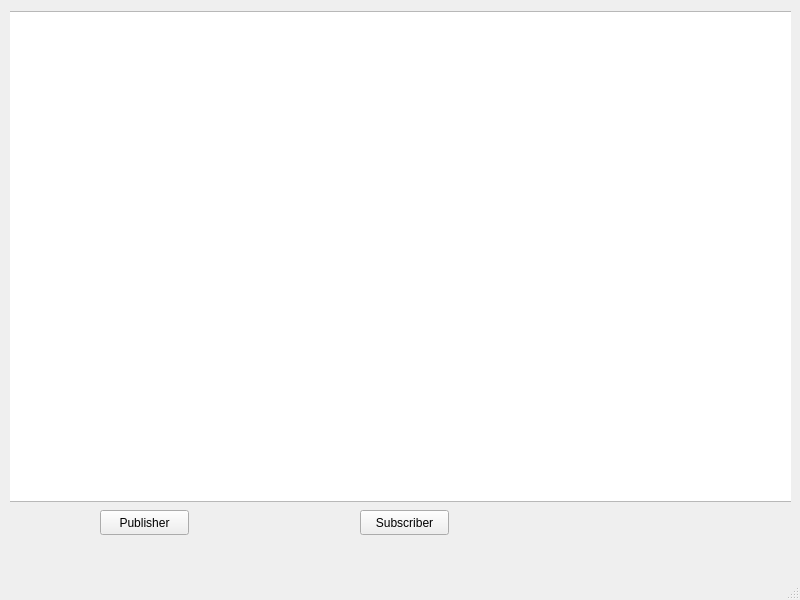
kaunghtethtun/QT, file Testing/mainwindow.ui: the form before one commit.
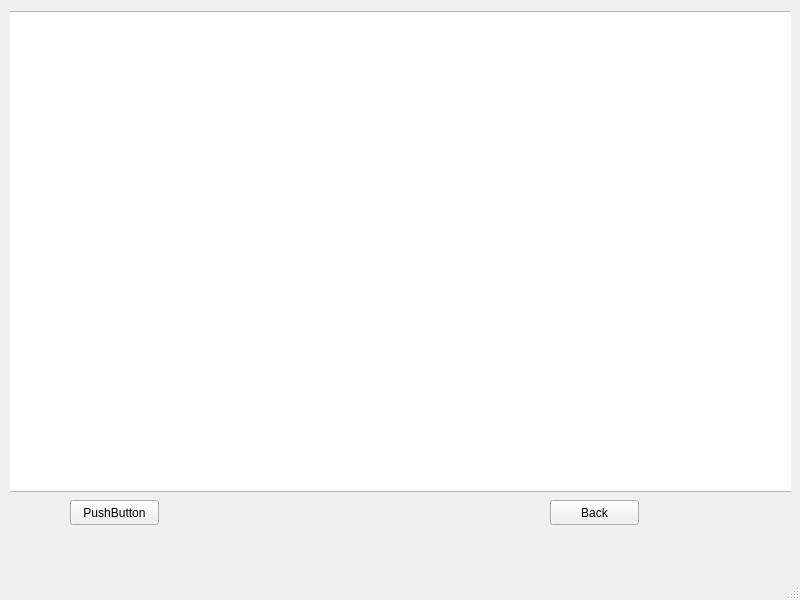
The form after the commit.

The edit to the form file:
```diff
--- a/Testing/mainwindow.ui
+++ b/Testing/mainwindow.ui
@@ -24,7 +24,7 @@
      </rect>
     </property>
     <property name="currentIndex">
-     <number>1</number>
+     <number>3</number>
     </property>
     <widget class="QWidget" name="page">
      <widget class="QPushButton" name="pushButton_GoToList">
@@ -79,6 +79,69 @@
       </property>
      </widget>
     </widget>
+    <widget class="QWidget" name="page_3">
+     <widget class="QListWidget" name="listWidget_Topics_2">
+      <property name="geometry">
+       <rect>
+        <x>10</x>
+        <y>10</y>
+        <width>761</width>
+        <height>461</height>
+       </rect>
+      </property>
+     </widget>
+     <widget class="QPushButton" name="pushButton_Back">
+      <property name="geometry">
+       <rect>
+        <x>350</x>
+        <y>500</y>
+        <width>89</width>
+        <height>25</height>
+       </rect>
+      </property>
+      <property name="text">
+       <string>Back</string>
+      </property>
+     </widget>
+    </widget>
+    <widget class="QWidget" name="page_4">
+     <widget class="QListWidget" name="listWidget">
+      <property name="geometry">
+       <rect>
+        <x>-5</x>
+        <y>11</y>
+        <width>791</width>
+        <height>481</height>
+       </rect>
+      </property>
+     </widget>
+     <widget class="QPushButton" name="pushButton_SendMessage">
+      <property name="geometry">
+       <rect>
+        <x>60</x>
+        <y>500</y>
+        <width>89</width>
+        <height>25</height>
+       </rect>
+      </property>
+      <property name="text">
+       <string>PushButton</string>
+      </property>
+     </widget>
+     <widget class="QPushButton" name="pushButton_Back_2">
+      <property name="geometry">
+       <rect>
+        <x>540</x>
+        <y>500</y>
+        <width>89</width>
+        <height>25</height>
+       </rect>
+      </property>
+      <property name="text">
+       <string>Back</string>
+      </property>
+     </widget>
+    </widget>
    </widget>
   </widget>
   <widget class="QMenuBar" name="menubar">
```
